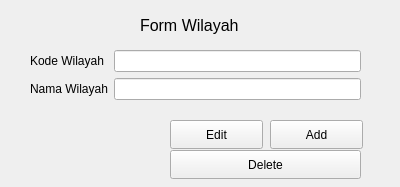
Old version of the form formwilayah.ui in the repository Yadija/tugas_visual_2.
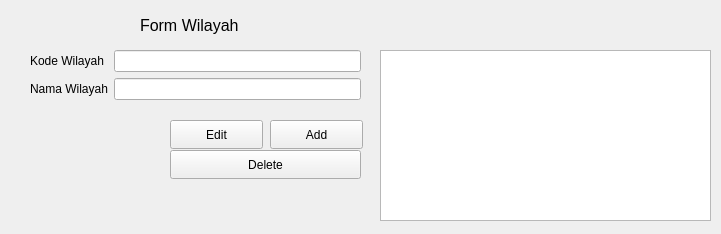
New version of the form.

Commit message: ⚒️build: add table view, change message to form wilayah

Diff of the .ui file:
```diff
--- a/formwilayah.ui
+++ b/formwilayah.ui
@@ -6,8 +6,8 @@
    <rect>
     <x>0</x>
     <y>0</y>
-    <width>400</width>
-    <height>187</height>
+    <width>721</width>
+    <height>234</height>
    </rect>
   </property>
   <property name="windowTitle">
@@ -102,6 +102,16 @@
     <string>Form Wilayah</string>
    </property>
   </widget>
+  <widget class="QTableView" name="tableWilayah">
+   <property name="geometry">
+    <rect>
+     <x>380</x>
+     <y>50</y>
+     <width>331</width>
+     <height>171</height>
+    </rect>
+   </property>
+  </widget>
  </widget>
  <resources/>
  <connections/>
```
The commit also changes 2 other files.
